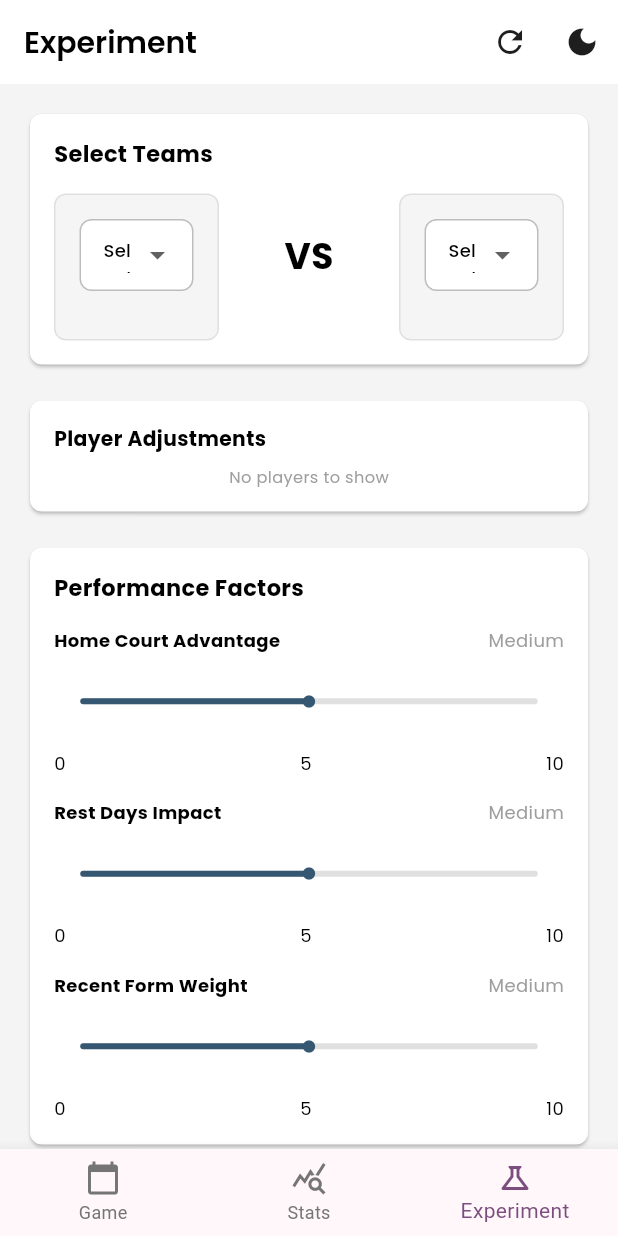
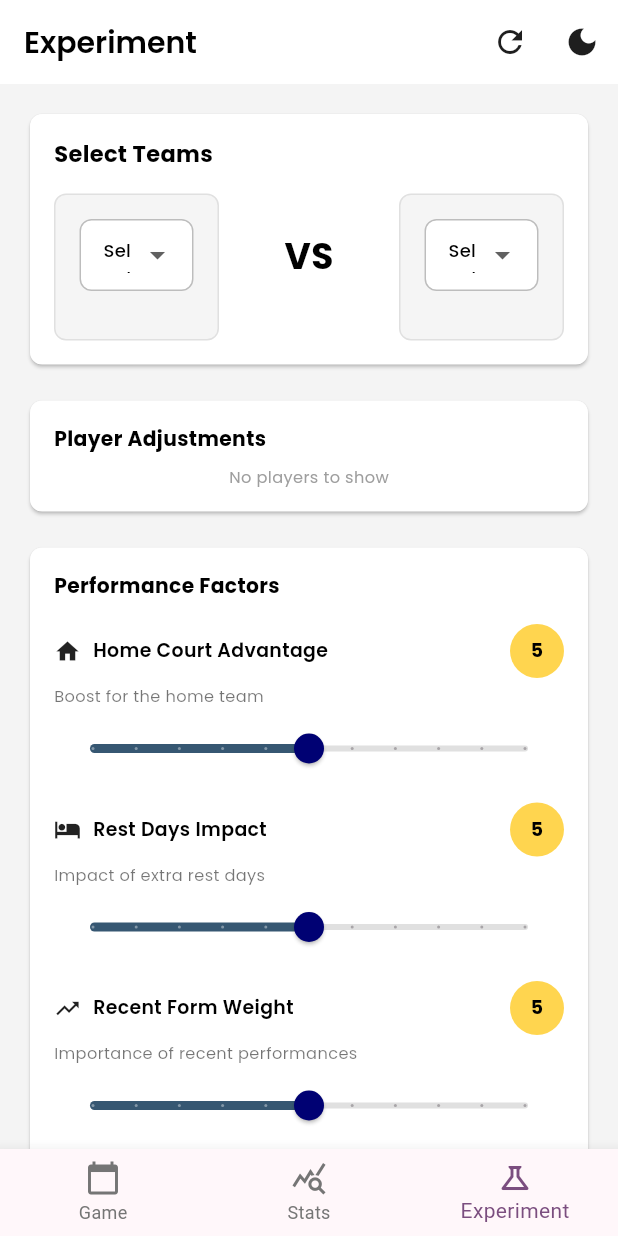
Before and after one commit to Chesterlajara/Game-Changer-AI, a Flutter app: the screen it shows after launch, item 3 of the bottom bar chosen, on a phone screen of 412 x 824 dp. Run offline on Flutter 3.47's test engine with Material 3 defaults, Android fonts, the light colour scheme and no system bars; drawn by our look-alikes of flutter_xlider; our stand-ins replace csv, flutter_svg, google_fonts; network calls fail.

Commit message:
Experiment Page Finalized

```diff
--- a/GameChanger-frontend/lib/screens/experiment_page.dart
+++ b/GameChanger-frontend/lib/screens/experiment_page.dart
@@ -1,16 +1,16 @@
 import 'package:flutter/material.dart';
+import 'package:google_fonts/google_fonts.dart';
 import 'package:provider/provider.dart';
-import 'package:google_fonts/google_fonts.dart';
-
-import '../models/prediction_model.dart';
-import '../widgets/team_selection.dart';
-import '../widgets/player_adjustment.dart';
-import '../widgets/performance_factor.dart';
-import '../widgets/prediction_card.dart';
-import '../providers/theme_provider.dart';
 import '../data/nba_teams.dart';
 import '../data/player_data.dart';
 import '../services/prediction_service.dart';
+import '../widgets/team_selection.dart';
+import '../widgets/player_adjustment.dart';
+import '../widgets/performance_factors_card.dart';
+import '../widgets/prediction_card.dart';
+import '../widgets/prediction_insights_card.dart';
+import '../providers/theme_provider.dart';
+import '../models/prediction_model.dart';
 
 class ExperimentPage extends StatefulWidget {
   const ExperimentPage({super.key});
@@ -31,14 +31,22 @@ class _ExperimentPageState extends State<ExperimentPage> {
   Map<String, double> playerImpactFactors = {};
 
   // Performance factors
-  double homeCourtAdvantage = 5;
-  double restDaysImpact = 5;
-  double recentFormWeight = 5;
+  Map<String, int> performanceFactors = {
+    'home_court_advantage': 5,
+    'rest_days_impact': 5,
+    'recent_form_weight': 5,
+  };
 
   // Win probability
-  double team1WinProbability = 0.5; // Default 50%
-  double team2WinProbability = 0.5; // Default 50%
+  double team1WinProbability =.5; // Default 50%
+  double team2WinProbability = .5; // Default 50%
   bool isLoadingPrediction = false;
+
+  // Explanation data
+  Map<String, dynamic> team1Stats = {};
+  Map<String, dynamic> team2Stats = {};
+  Map<String, dynamic> explanationData = {};
+  Map<String, dynamic> performanceFactorData = {};
 
   // Use all NBA team names from our data file
   List<String> sampleTeams = NbaTeams.getAllTeamNames();
@@ -65,15 +73,18 @@ class _ExperimentPageState extends State<ExperimentPage> {
       selectedTeam2 = null;
       selectedTeamForAdjustment = null;
       playerAdjustments.clear();
-      homeCourtAdvantage = 5;
-      restDaysImpact = 5;
-      recentFormWeight = 5;
+      playerImpactFactors.clear();
+      performanceFactors = {
+        'home_court_advantage': 5,
+        'rest_days_impact': 5,
+        'recent_form_weight': 5,
+      };
       team1WinProbability = 0.5;
       team2WinProbability = 0.5;
     });
   }
 
-  // Method to fetch prediction when teams are selected
+  // Method to fetch prediction when teams are selected or factors change
   Future<void> updatePrediction() async {
     if (selectedTeam1 == null || selectedTeam2 == null) {
       return; // Can't predict without both teams
@@ -84,14 +95,15 @@ class _ExperimentPageState extends State<ExperimentPage> {
     });
 
     try {
-      // Always use player availability prediction to calculate impact factors
-      final result = await PredictionService.predictWithPlayerAvailability(
+      // Use the new predictWithPerformanceFactors endpoint
+      final result = await PredictionService.predictWithPerformanceFactors(
         selectedTeam1!,
         selectedTeam2!,
         playerAdjustments,
+        performanceFactors,
       );
 
-      print('Got prediction result: $result');
+      print('Got prediction result with performance factors: $result');
 
       setState(() {
         // Update win probabilities
@@ -113,10 +125,22 @@ class _ExperimentPageState extends State<ExperimentPage> {
           });
         }
 
+        // Store performance factors data if available
+        if (result.containsKey('performance_factors')) {
+          performanceFactorData = result['performance_factors'] as Map<String, dynamic>;
+          print('Performance factors data: $performanceFactorData');
+        }
+
+        // Store explanation data if available
+        if (result.containsKey('explanation')) {
+          explanationData = result['explanation'] as Map<String, dynamic>;
+          print('Explanation data: $explanationData');
+        }
+
         isLoadingPrediction = false;
       });
     } catch (e) {
-      print('Error getting prediction: $e');
+      print('Error getting prediction with performance factors: $e');
       setState(() {
         isLoadingPrediction = false;
       });
@@ -497,29 +521,35 @@ class _ExperimentPageState extends State<ExperimentPage> {
 
               const SizedBox(height: 16),
 
+              // Performance factors card
               PerformanceFactorsCard(
-                homeCourtAdvantage: homeCourtAdvantage,
-                restDaysImpact: restDaysImpact,
-                recentFormWeight: recentFormWeight,
-                onHomeCourtChanged: (value) => setState(() => homeCourtAdvantage = value),
-                onRestDaysChanged: (value) => setState(() => restDaysImpact = value),
-                onRecentFormChanged: (value) => setState(() => recentFormWeight = value),
+                performanceFactors: performanceFactors,
+                onFactorChanged: (factorName, value) {
+                  setState(() {
+                    performanceFactors[factorName] = value;
+                  });
+                  // Update prediction when a performance factor changes
+                  updatePrediction();
+                },
               ),
 
               const SizedBox(height: 16),
 
               if (selectedTeam1 != null && selectedTeam2 != null) ...[
-                PredictionCard(
-                  prediction: Prediction(
-                      team1Name: selectedTeam1!,
-                      team2Name: selectedTeam2!,
-                      team1LogoPath: '${selectedTeam1!.toLowerCase().replaceAll(' ', '_')}_logo.png',
-                      team2LogoPath: '${selectedTeam2!.toLowerCase().replaceAll(' ', '_')}_logo.png',
-                      team1WinProbability: 0.5,
-                      team2WinProbability: 0.5,
-                      keyFactors: ['Strong defense', 'Home advantage', 'Star player returning']
+                // Detailed insights card showing why the prediction was made
+                if (!isLoadingPrediction) ...[
+                  PredictionInsightsCard(
+                    team1Name: selectedTeam1!,
+                    team2Name: selectedTeam2!,
+                    team1WinProb: team1WinProbability,
+                    team2WinProb: team2WinProbability,
+                    team1Stats: team1Stats,
+                    team2Stats: team2Stats,
+                    performanceFactors: performanceFactorData,
+                    playerImpacts: playerImpactFactors,
                   ),
-                ),
+                  const SizedBox(height: 16),
+                ],
               ],
             ],
           ),
--- /dev/null
+++ b/GameChanger-frontend/lib/widgets/performance_factors_card.dart
@@ -0,0 +1,192 @@
+import 'package:flutter/material.dart';
+import 'package:google_fonts/google_fonts.dart';
+
+class PerformanceFactorsCard extends StatefulWidget {
+  final Map<String, int> performanceFactors;
+  final Function(String, int) onFactorChanged;
+
+  const PerformanceFactorsCard({
+    super.key,
+    required this.performanceFactors,
+    required this.onFactorChanged,
+  });
+
+  @override
+  State<PerformanceFactorsCard> createState() => _PerformanceFactorsCardState();
+}
+
+class _PerformanceFactorsCardState extends State<PerformanceFactorsCard> {
+  @override
+  Widget build(BuildContext context) {
+    bool isDarkMode = Theme.of(context).brightness == Brightness.dark;
+    double screenWidth = MediaQuery.of(context).size.width;
+
+    double getFontSize(double baseSize) {
+      if (screenWidth < 600) {
+        return baseSize * 0.9;
+      } else if (screenWidth < 1200) {
+        return baseSize;
+      } else {
+        return baseSize * 1.1;
+      }
+    }
+
+    return Card(
+      color: isDarkMode ? Colors.grey[850] : const Color(0xFFFFFFFF),
+      shape: RoundedRectangleBorder(
+        borderRadius: BorderRadius.circular(8), // Adjust corners
+      ),
+      child: Padding(
+        padding: const EdgeInsets.all(16),
+        child: Column(
+          crossAxisAlignment: CrossAxisAlignment.start,
+          children: [
+            Row(
+              children: [
+                Expanded(
+                  child: Text(
+                    'Performance Factors',
+                    style: GoogleFonts.poppins(
+                      fontSize: getFontSize(15),
+                      fontWeight: FontWeight.bold,
+                      color: isDarkMode ? Colors.white : Colors.black,
+                    ),
+                    overflow: TextOverflow.ellipsis,
+                  ),
+                ),
+              ],
+            ),
+            const SizedBox(height: 16),
+
+            // Home Court Advantage slider
+            _buildFactorSlider(
+              context: context,
+              factorName: 'home_court_advantage',
+              displayName: 'Home Court Advantage',
+              iconData: Icons.home,
+              description: 'Boost for the home team',
+              isDarkMode: isDarkMode,
+              getFontSize: getFontSize,
+            ),
+
+            const SizedBox(height: 12),
+
+            // Rest Days Impact slider
+            _buildFactorSlider(
+              context: context,
+              factorName: 'rest_days_impact',
+              displayName: 'Rest Days Impact',
+              iconData: Icons.hotel,
+              description: 'Impact of extra rest days',
+              isDarkMode: isDarkMode,
+              getFontSize: getFontSize,
+            ),
+
+            const SizedBox(height: 12),
+
+            // Recent Form Weight slider
+            _buildFactorSlider(
+              context: context,
+              factorName: 'recent_form_weight',
+              displayName: 'Recent Form Weight',
+              iconData: Icons.trending_up,
+              description: 'Importance of recent performances',
+              isDarkMode: isDarkMode,
+              getFontSize: getFontSize,
+            ),
+          ],
+        ),
+      ),
+    );
+  }
+
+  Widget _buildFactorSlider({
+    required BuildContext context,
+    required String factorName,
+    required String displayName,
+    required IconData iconData,
+    required String description,
+    required bool isDarkMode,
+    required double Function(double) getFontSize,
+  }) {
+    return Column(
+      crossAxisAlignment: CrossAxisAlignment.start,
+      children: [
+        Row(
+          children: [
+            Icon(
+              iconData,
+              size: 18,
+              color: isDarkMode ? Colors.white70 : Colors.black87,
+            ),
+            const SizedBox(width: 8),
+            Text(
+              displayName,
+              style: GoogleFonts.poppins(
+                fontSize: getFontSize(14),
+                fontWeight: FontWeight.w600,
+                color: isDarkMode ? Colors.white : Colors.black,
+              ),
+            ),
+            const Spacer(),
+            Container(
+              width: 36,
+              height: 36,
+              decoration: BoxDecoration(
+                color: _getFactorColor(widget.performanceFactors[factorName] ?? 5, isDarkMode),
+                borderRadius: BorderRadius.circular(18),
+              ),
+              child: Center(
+                child: Text(
+                  '${widget.performanceFactors[factorName] ?? 5}',
+                  style: GoogleFonts.poppins(
+                    fontSize: getFontSize(14),
+                    fontWeight: FontWeight.bold,
+                    color: isDarkMode ? Colors.white : Colors.black,
+                  ),
+                ),
+              ),
+            ),
+          ],
+        ),
+        const SizedBox(height: 4),
+        Text(
+          description,
+          style: GoogleFonts.poppins(
+            fontSize: getFontSize(12),
+            color: isDarkMode ? Colors.white70 : Colors.black54,
+          ),
+        ),
+        const SizedBox(height: 4),
+        SliderTheme(
+          data: SliderThemeData(
+            activeTrackColor: const Color(0xFF365772),
+            inactiveTrackColor: isDarkMode ? Colors.grey[700] : Colors.grey[300],
+            thumbColor: const Color(0xFF000173),
+            overlayColor: const Color(0x29000173),
+            trackHeight: 4,
+          ),
+          child: Slider(
+            value: (widget.performanceFactors[factorName] ?? 5).toDouble(),
+            min: 0,
+            max: 10,
+            divisions: 10,
+            onChanged: (value) {
+              widget.onFactorChanged(factorName, value.round());
+            },
+          ),
+        ),
+      ],
+    );
+  }
+
+  Color _getFactorColor(int value, bool isDarkMode) {
+    if (value <= 3) {
+      return Color(0xFFCF6679); // Low impact - reddish
+    } else if (value <= 6) {
+      return isDarkMode ? Colors.grey[600]! : Colors.amber[300]!; // Medium impact - amber
+    } else {
+      return Color(0xFF7FD858); // High impact - green
+    }
+  }
+}
```
Also changed, not shown: GameChanger-frontend/lib/services/prediction_service.dart (+54 -0 lines), GameChanger-frontend/lib/widgets/prediction_insights_card.dart (added, +377 -0 lines), 3 other files.
